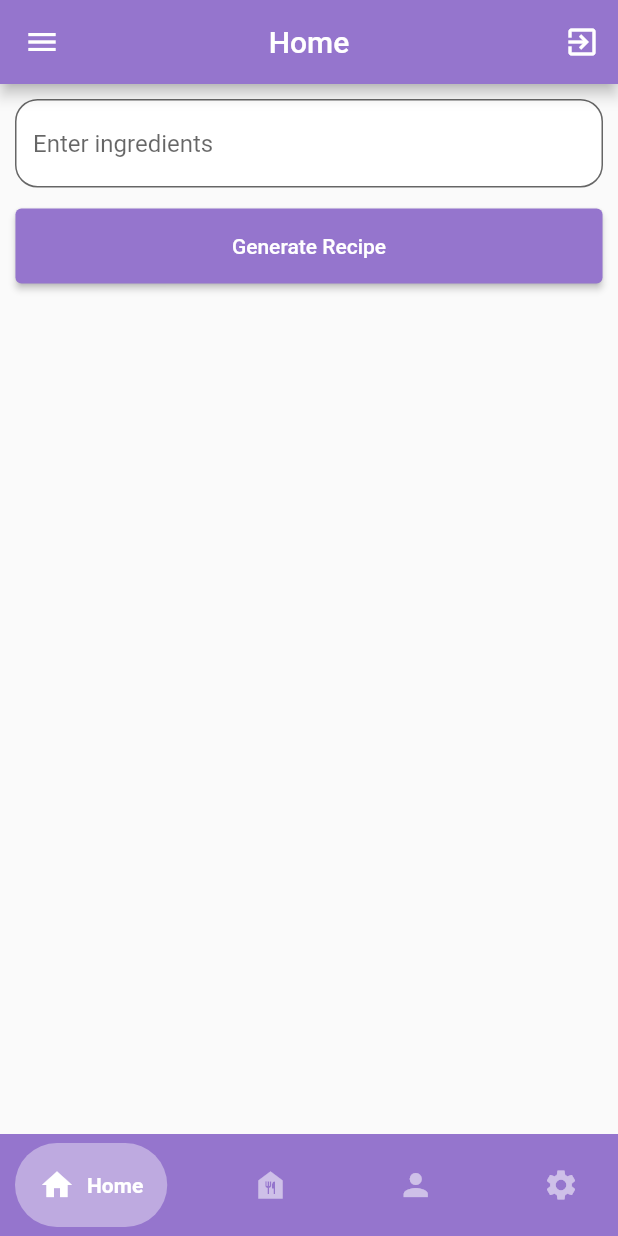
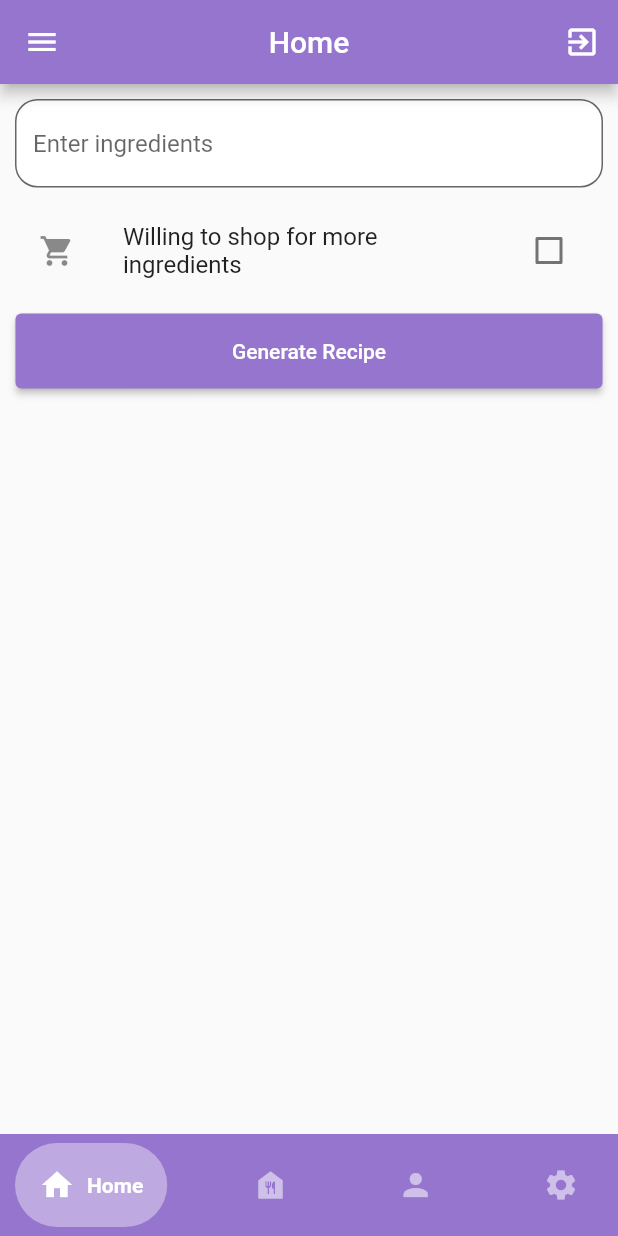
Before and after one commit to gowtham-padala/spare-spoon, a Flutter app: the screen it shows once a user with an empty profile is signed in, on a phone screen of 412 x 824 dp. Run offline on Flutter 3.47's test engine with Material 2 defaults, Android fonts, the phone set to English and light mode, and no system bars; drawn by our look-alikes of google_nav_bar; our stand-ins replace cloud_firestore, firebase_auth, firebase_core, google_fonts, google_sign_in, quickalert; accounts and stored records are empty.

Commit message:
askUserIfWillingToShop

```diff
--- a/code/lib/view/recipe/recipe_generate_page.dart
+++ b/code/lib/view/recipe/recipe_generate_page.dart
@@ -34,6 +34,8 @@ class _GenerateRecipeState extends State<GenerateRecipe> {
   // Initializing alert variable to handle custom alert pop up
   final Alert _alert = Alert();
 
+  bool _isWillingToShopForMore = false;
+
   Future<void> _generateRecipe() async {
     setState(() {
       isLoading = true;
@@ -56,7 +58,7 @@ class _GenerateRecipeState extends State<GenerateRecipe> {
           'messages': [
             {
             'role': 'user',
-            'content': 'Generate a recipe only using ${_ingredientController.text}${userPreferences != null ?
+            'content': 'Generate a recipe ${_isWillingToShopForMore ? '' : 'only'} using ${_ingredientController.text}${userPreferences != null ?
                       ' for a person with dietary preferences: ${userPreferences.dietaryPreferences.join(", ")}' ' and intolerances: ${userPreferences.intolerances.join(", ")}' : ''}. If the ingredients are not related to dietary intolerances, generate a recipe only using those ingredients or else say that with ingredients you can\'t generate a recipe due to dietary intolerances.'
             },
           ],
@@ -152,6 +154,17 @@ class _GenerateRecipeState extends State<GenerateRecipe> {
               ),
             ),
             const SizedBox(height: 14.0),
+            CheckboxListTile(
+              title: const Text("Willing to shop for more ingredients"),
+              value: _isWillingToShopForMore,
+              onChanged: (bool? value) {
+                setState(() {
+                  _isWillingToShopForMore = value ?? false;
+                });
+              },
+              secondary: const Icon(Icons.shopping_cart),
+            ),
+            const SizedBox(height: 14.0),
             Center(
               child: isLoading
                   ? Container(
```
